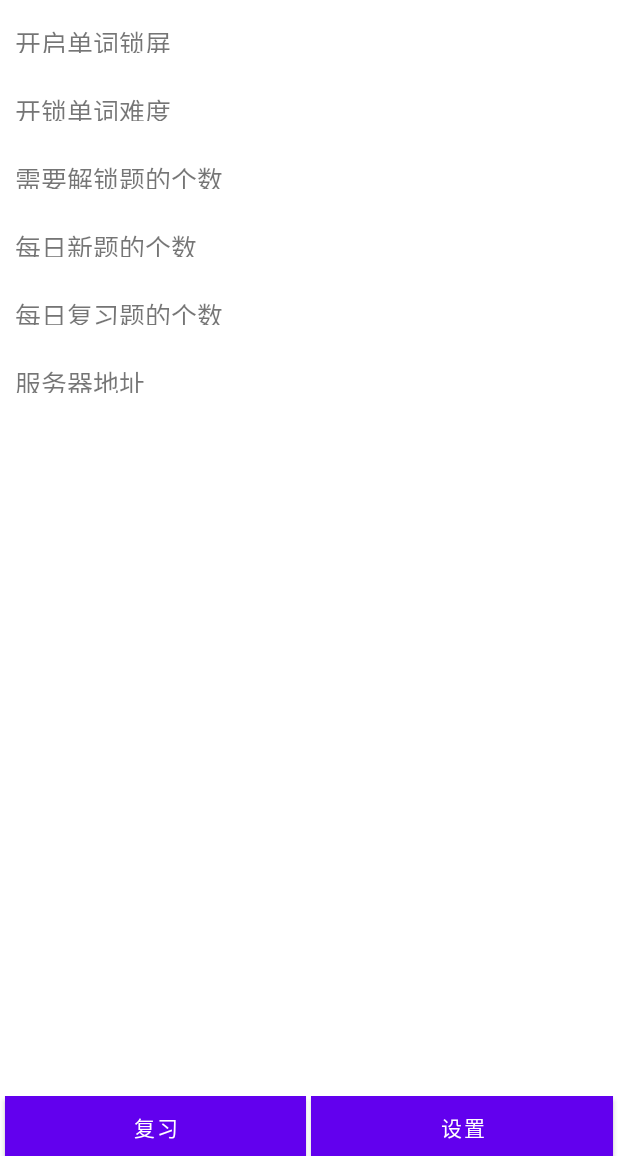
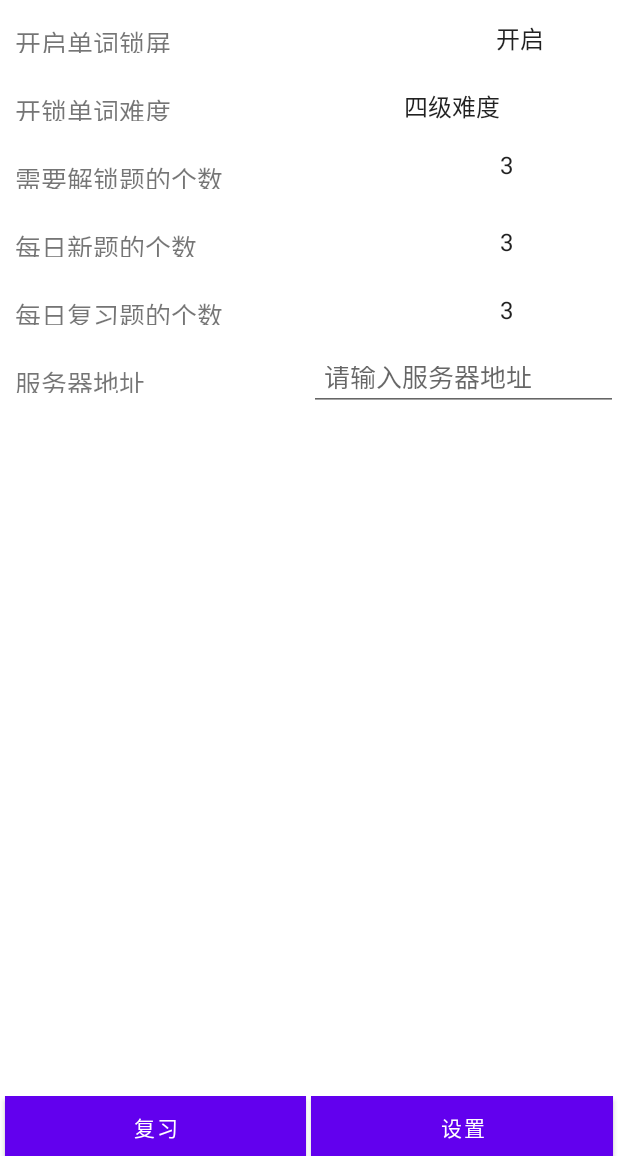
Before and after one commit to Kuludu/SmartRecite, an Android app: the fragment SettingFragment placed in its activity, on a phone screen of 412 x 824 dp, the part 75-1236 px from its top. Run offline under Robolectric (Android 15) with nearby library versions, the phone set to English and light mode, and no system bars; 2 statements that could not run were skipped.

Commit message:
Update SettingFragment

```diff
--- a/app/src/main/java/net/kuludu/smartrecite/SettingFragment.java
+++ b/app/src/main/java/net/kuludu/smartrecite/SettingFragment.java
@@ -1,15 +1,84 @@
 package net.kuludu.smartrecite;
 
+import android.app.Activity;
 import android.os.Bundle;
 
 import android.app.Fragment;
+import android.util.Log;
 import android.view.LayoutInflater;
 import android.view.View;
 import android.view.ViewGroup;
+import android.widget.AdapterView;
+import android.widget.ArrayAdapter;
+import android.widget.Spinner;
+import android.widget.Switch;
+import android.widget.Toast;
+
+import androidx.appcompat.app.AppCompatActivity;
 
 import com.example.assetsbasedata.AssetsDatabaseManager;
 
 public class SettingFragment extends Fragment {
+    private Spinner openApp = null;
+    private Spinner difficulty = null;
+    private Spinner allNumber = null;
+    private Spinner newNumber = null;
+    private Spinner reviseNumber = null;
+
+    public class SpinnerActivity extends AppCompatActivity implements AdapterView.OnItemSelectedListener {
+        public void init() {
+            String[] arr_openApp = {"开启", "关闭"};
+            String[] arr_difficulty = {"四级难度", "六级难度"};
+            String[] arr_allNumber = {"3", "5", "9", "12"};
+            String[] arr_newNumber = {"3", "5", "9", "12"};
+            String[] arr_reviseNumber = {"3", "5", "9", "12"};
+            ArrayAdapter<String> adapter_openApp = new ArrayAdapter<>(getActivity(), android.R.layout.simple_list_item_1, arr_openApp);
+            ArrayAdapter<String> adapter_difficulty = new ArrayAdapter<>(getActivity(), android.R.layout.simple_list_item_1, arr_difficulty);
+            ArrayAdapter<String> adapter_allNumber = new ArrayAdapter<>(getActivity(), android.R.layout.simple_list_item_1, arr_allNumber);
+            ArrayAdapter<String> adapter_newNumber = new ArrayAdapter<>(getActivity(), android.R.layout.simple_list_item_1, arr_newNumber);
+            ArrayAdapter<String> adapter_reviseNumber = new ArrayAdapter<>(getActivity(), android.R.layout.simple_list_item_1, arr_reviseNumber);
+            openApp.setAdapter(adapter_openApp);
+            difficulty.setAdapter(adapter_difficulty);
+            allNumber.setAdapter(adapter_allNumber);
+            newNumber.setAdapter(adapter_newNumber);
+            reviseNumber.setAdapter(adapter_reviseNumber);
+            openApp.setOnItemSelectedListener(this);
+            difficulty.setOnItemSelectedListener(this);
+            allNumber.setOnItemSelectedListener(this);
+            newNumber.setOnItemSelectedListener(this);
+            reviseNumber.setOnItemSelectedListener(this);
+        }
+
+        @Override
+        public void onItemSelected(AdapterView<?> adapterView, View view, int i, long l) {
+            String content = adapterView.getItemAtPosition(i).toString();
+            switch (adapterView.getId()) {
+                case R.id.spinner_open:
+                    Toast.makeText(getActivity(), "您" + content + "单词锁屏功能", Toast.LENGTH_SHORT).show();
+                    break;
+                case R.id.spinner_difficulty:
+                    Toast.makeText(getActivity(), "您选择了" + content, Toast.LENGTH_SHORT).show();
+                    break;
+                case R.id.spinner_all_number:
+                    Toast.makeText(getActivity(), "您设置了需要解锁题的个数为" + content + "个", Toast.LENGTH_SHORT).show();
+                    break;
+                case R.id.spinner_new_number:
+                    Toast.makeText(getActivity(), "您设置了每日新题的个数为" + content + "个", Toast.LENGTH_SHORT).show();
+                    break;
+                case R.id.spinner_revise_number:
+                    Toast.makeText(getActivity(), "您设置了每日复习题的个数为" + content + "个", Toast.LENGTH_SHORT).show();
+                    break;
+                default:
+                    break;
+            }
+        }
+
+        @Override
+        public void onNothingSelected(AdapterView<?> adapterView) {
+
+        }
+    }
+
     public SettingFragment() {
         // Required empty public constructor
     }
@@ -32,10 +101,15 @@ public class SettingFragment extends Fragment {
         View view = inflater.inflate(R.layout.frame_setting, null);
         initControl(view);
         AssetsDatabaseManager.initManager(getActivity());
+        new SpinnerActivity().init();
         return view;
     }
 
     private void initControl(View view) {
-
+        difficulty = view.findViewById(R.id.spinner_difficulty);
+        openApp = view.findViewById(R.id.spinner_open);
+        allNumber = view.findViewById(R.id.spinner_all_number);
+        newNumber = view.findViewById(R.id.spinner_new_number);
+        reviseNumber = view.findViewById(R.id.spinner_revise_number);
     }
 }
--- a/app/src/main/res/layout/frame_setting.xml
+++ b/app/src/main/res/layout/frame_setting.xml
@@ -18,6 +18,16 @@
             android:text="@string/openApp"
             android:textSize="17sp" />
 
+        <Spinner
+            android:id="@+id/spinner_open"
+            android:layout_width="0dp"
+            android:layout_height="28dp"
+            android:layout_gravity="center_vertical"
+            android:layout_marginRight="15dp"
+            android:layout_marginLeft="150dp"
+            android:layout_weight="2"
+            android:background="@null" />
+
     </LinearLayout>
 
     <LinearLayout
@@ -36,7 +46,7 @@
 
         <Spinner
             android:id="@+id/spinner_difficulty"
-            android:layout_width="0dp"
+            android:layout_width="80dp"
             android:layout_height="28dp"
             android:layout_gravity="center_vertical"
             android:layout_marginRight="15dp"
@@ -63,7 +73,7 @@
             android:id="@+id/spinner_all_number"
             android:layout_width="0dp"
             android:layout_height="28dp"
-            android:layout_gravity="center_vertical"
+            android:layout_gravity="left"
             android:layout_marginRight="15dp"
             android:layout_weight="2"
             android:background="@null" />
@@ -91,7 +101,8 @@
             android:layout_gravity="center_vertical"
             android:layout_marginRight="15dp"
             android:layout_weight="2"
-            android:background="@null">
+            android:background="@null"
+            android:spinnerMode="dropdown">
 
         </Spinner>
     </LinearLayout>
@@ -134,6 +145,14 @@
             android:padding="10dp"
             android:text="@string/serverUrl"
             android:textSize="17sp" />
+        <EditText
+            android:layout_width="0dp"
+            android:layout_height="wrap_content"
+            android:layout_weight="8"
+            android:padding="10dp"
+            android:textSize="17sp"
+            android:maxLines="1"
+            android:hint="请输入服务器地址"/>
 
     </LinearLayout>
 
```
